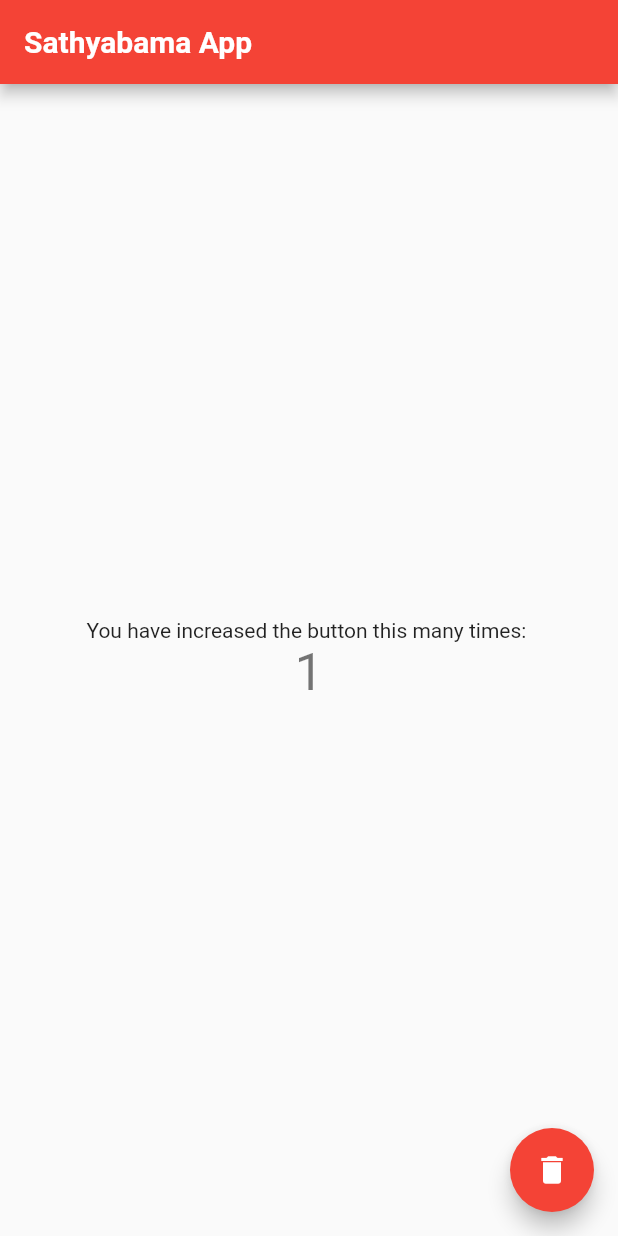
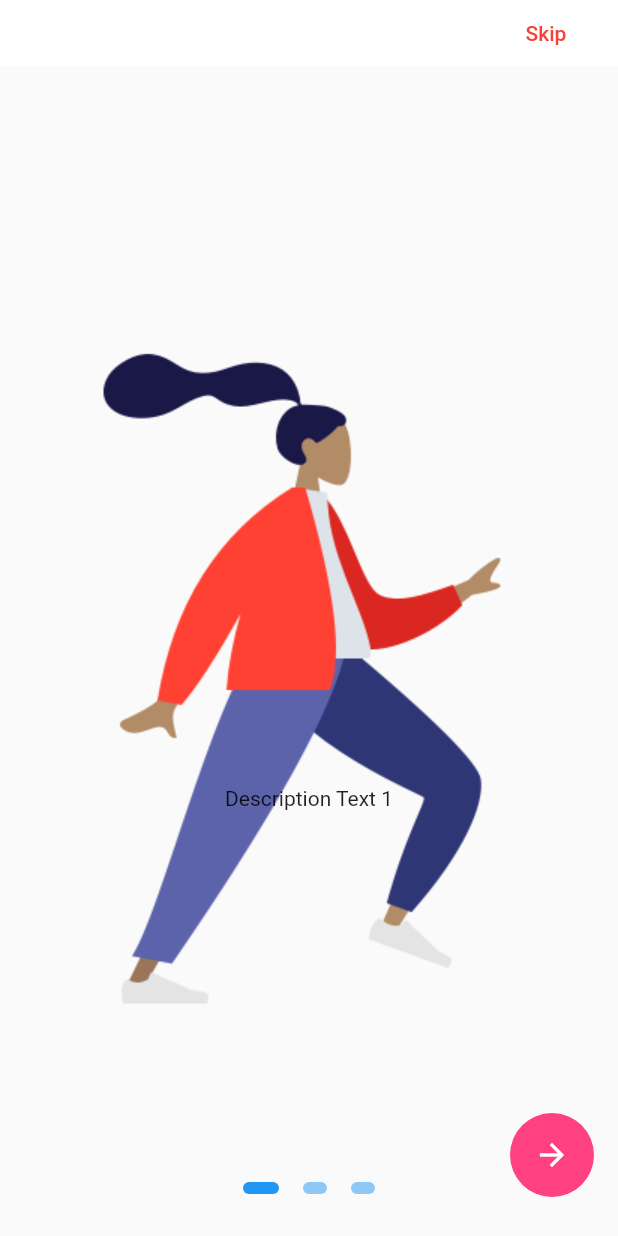
Before and after one commit to zeroappz/booking_app, a Flutter app: the screen it shows after launch, on a phone screen of 412 x 824 dp. Run offline on Flutter 3.47's test engine with Material 2 defaults, Android fonts, the phone set to English and light mode, and no system bars; drawn by our look-alikes of flutter_onboarding_slider; statements that could not run were skipped.

Commit message:
[Feat]: Splash & onboarding screen update

```diff
--- a/dart_programming/objects_oops/interface/interface_flow.dart
+++ b/dart_programming/objects_oops/interface/interface_flow.dart
@@ -6,7 +6,7 @@ class A {
 
   /// Constructor
   A(int val) {
-    this.value = val;
+    value = val;
     print("Constructor A is loading....");
   }
 
@@ -21,7 +21,7 @@ class B {
 
   /// Constructor
   B(int val) {
-    this.value = val;
+    value = val;
     print("Constructor B is loading....");
   }
 
@@ -36,7 +36,7 @@ class C {
 
   /// Constructor
   C(int val) {
-    this.value = val;
+    value = val;
     print("Constructor C is loading....");
   }
 
--- a/lib/app_utils/app_lib.dart
+++ b/lib/app_utils/app_lib.dart
@@ -4,6 +4,7 @@
 export 'package:flutter/material.dart';
 
 /// Flutter External Packages
+export 'package:flutter_onboarding_slider/flutter_onboarding_slider.dart';
 
 /// Application Screens
 export 'package:booking_app/screens/home_page.dart';
--- a/lib/screens/initial_screen.dart
+++ b/lib/screens/initial_screen.dart
@@ -1,4 +1,5 @@
 import 'package:booking_app/app_utils/app_lib.dart';
+import 'package:booking_app/screens/splash_screen.dart';
 
 class BookingApp extends StatelessWidget {
   const BookingApp({Key? key}) : super(key: key);
@@ -24,7 +25,8 @@ class BookingApp extends StatelessWidget {
       theme: ThemeData(
         primarySwatch: Colors.red,
       ),
-      home: const MyHomePage(title: AppConfig.appTitle),
+      // home: const MyHomePage(title: AppConfig.appTitle),
+      home: const SplashScreen(),
     );
   }
 }
--- /dev/null
+++ b/lib/screens/onboarding_screens.dart
@@ -0,0 +1,73 @@
+import 'package:booking_app/app_utils/app_lib.dart';
+
+class OnBoardingScreen extends StatelessWidget {
+  const OnBoardingScreen({Key? key}) : super(key: key);
+  @override
+  Widget build(BuildContext context) {
+    return OnBoardingSlider(
+      headerBackgroundColor: Colors.white,
+      finishButtonText: 'Sign Up',
+      finishButtonStyle: const FinishButtonStyle(
+        backgroundColor: Colors.pinkAccent,
+      ),
+      skipTextButton: const Text('Skip'),
+      trailing: const Text('Sign In'),
+      background: [
+        Image(
+          image: const AssetImage(ImagePath.onBoarding_1),
+          height: MediaQuery.of(context).size.height,
+          width: MediaQuery.of(context).size.width,
+        ),
+        Image(
+          image: const AssetImage(ImagePath.onBoarding_2),
+          height: MediaQuery.of(context).size.height,
+          width: MediaQuery.of(context).size.width,
+        ),
+        Image(
+          image: const AssetImage(
+            ImagePath.onBoarding_3,
+          ),
+          height: MediaQuery.of(context).size.height,
+          width: MediaQuery.of(context).size.width,
+        ),
+      ],
+      totalPage: 3,
+      speed: 2,
+      pageBodies: [
+        Container(
+          padding: const EdgeInsets.symmetric(horizontal: 40),
+          child: Column(
+            children: const <Widget>[
+              SizedBox(
+                height: 480,
+              ),
+              Text('Description Text 1'),
+            ],
+          ),
+        ),
+        Container(
+          padding: const EdgeInsets.symmetric(horizontal: 40),
+          child: Column(
+            children: const <Widget>[
+              SizedBox(
+                height: 480,
+              ),
+              Text('Description Text 2'),
+            ],
+          ),
+        ),
+        Container(
+          padding: const EdgeInsets.symmetric(horizontal: 40),
+          child: Column(
+            children: const <Widget>[
+              SizedBox(
+                height: 480,
+              ),
+              Text('Description Text 3'),
+            ],
+          ),
+        ),
+      ],
+    );
+  }
+}
--- a/lib/values/directories.dart
+++ b/lib/values/directories.dart
@@ -1,6 +1,14 @@
 part of values;
 
 class ImagePath {
+  static const assetsDir = "assets/images";
+
   /// Primary Colors
   static const liveImgUrl = "https://bit.ly/static/graphics/meditation.png";
+  // static const splashImg = "assets/images/logo.png";
+  static const splashImg = "$assetsDir/logo.png";
+
+  static const onBoarding_1 = "$assetsDir/slide_1.png";
+  static const onBoarding_2 = "$assetsDir/slide_2.png";
+  static const onBoarding_3 = "$assetsDir/slide_3.png";
 }
--- a/lib/values/sizes.dart
+++ b/lib/values/sizes.dart
@@ -6,6 +6,7 @@ class SizeConstants {
   static const double textSize_2 = 2.0;
   static const double textSize_4 = 4.0;
   static const double textSize_8 = 8.0;
+  static const double textSize_10 = 10.0;
   static const double textSize_12 = 12.0;
   static const double textSize_16 = 16.0;
   static const double textSize_18 = 18.0;
--- a/lib/values/strings.dart
+++ b/lib/values/strings.dart
@@ -5,4 +5,6 @@ class StringConstants {
       'You have increased the button this many times: ';
 
   static const increment = 'Increment';
+  static const splashTitle = "Tailor Made Application";
+  static const appVersion = "v 1.0.0";
 }
--- a/pubspec.yaml
+++ b/pubspec.yaml
@@ -19,6 +19,7 @@ dev_dependencies:
     sdk: flutter
   flutter_lints: ^2.0.0
   flutter_launcher_icons: ^0.11.0
+  flutter_onboarding_slider:
 
 flutter:
 
@@ -28,6 +29,7 @@ flutter:
   assets:
     - assets/images/logo.png
     - assets/images/splash.png
+    - assets/images/
 
   # An image asset can refer to one or more resolution-specific "variants", see
   # https://flutter.dev/assets-and-images/#resolution-aware
```
Also changed, not shown: lib/app_utils/global_widgets.dart (added, +15 -0 lines), lib/screens/splash_screen.dart (added, +77 -0 lines), assets/images/slide_1.png (added), assets/images/slide_2.png (added), assets/images/slide_3.png (added), pubspec.lock, 1 other file.
